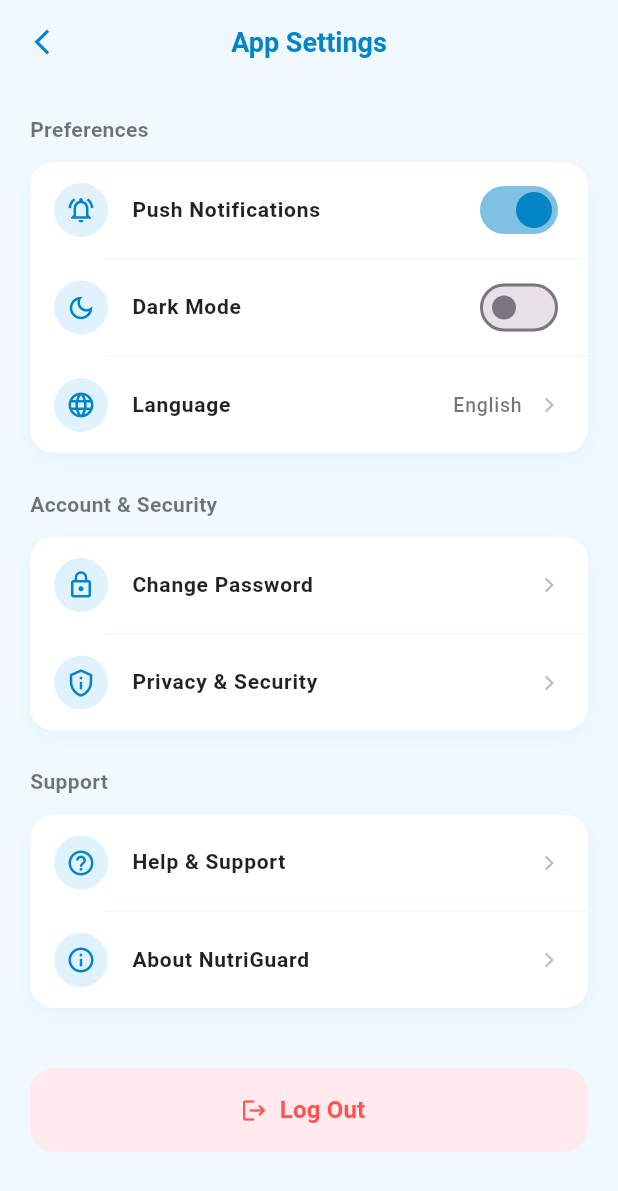
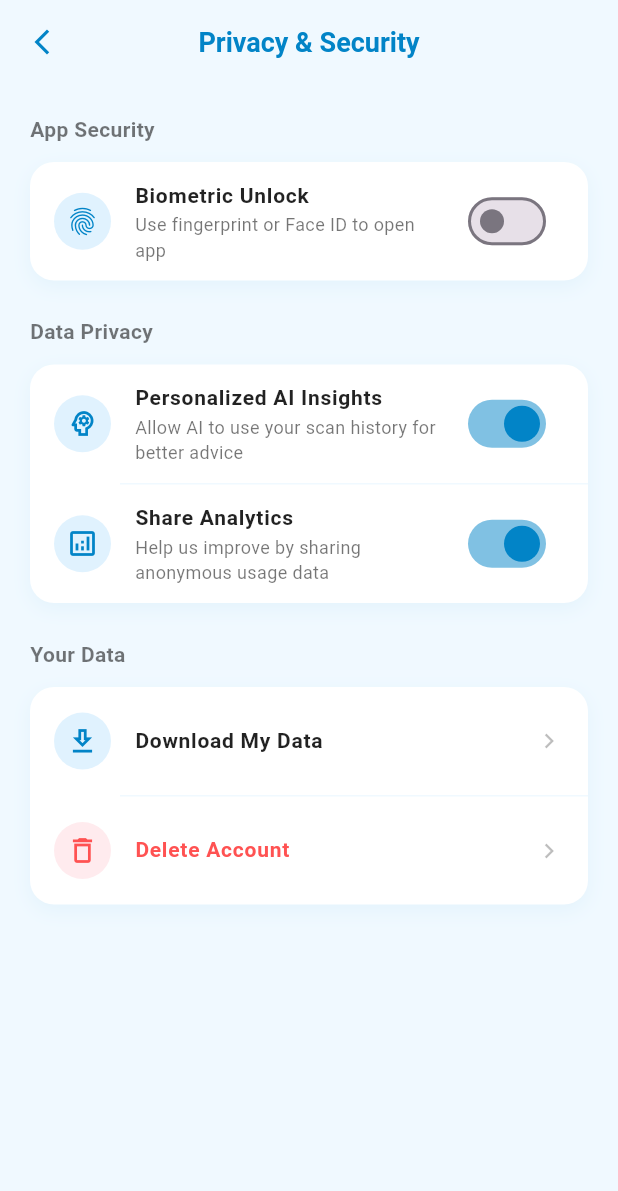
Before and after one commit to aswin7731/NutriGuard_App, a Flutter app: the AppSettingsScreen screen opened directly, after a tap on "Privacy & Security", on a phone screen of 412 x 824 dp. Shown: the top 1191 px of the screen. Run offline on Flutter 3.47's test engine with Material 3 defaults, Android fonts, the phone set to English and light mode, and no system bars; our stand-ins replace dio.

Commit message:
3rd  commit

```diff
--- a/lib/appsettings.dart
+++ b/lib/appsettings.dart
@@ -1,5 +1,7 @@
 import 'package:flutter/material.dart';
+import 'package:nutriguardapp/changepassword.dart';
 import 'package:nutriguardapp/login_page.dart';
+import 'package:nutriguardapp/privacy_security_screen.dart';
 
 class AppSettingsScreen extends StatefulWidget {
   const AppSettingsScreen({super.key});
@@ -124,9 +126,14 @@ class _AppSettingsScreenState extends State<AppSettingsScreen> {
             const Text("Account & Security", style: TextStyle(fontSize: 14, fontWeight: FontWeight.bold, color: Colors.black54)),
             const SizedBox(height: 12),
             _buildSettingsCard([
-              _buildNavTile(icon: Icons.lock_outline, title: "Change Password", onTap: () {}),
+              _buildNavTile(icon: Icons.lock_outline, title: "Change Password", onTap: () {
+                Navigator.push(context, MaterialPageRoute(builder: (context) => ChangePasswordScreen()));
+              }),
               const Divider(height: 1, indent: 50, color: Color(0xFFF0F9FF)),
-              _buildNavTile(icon: Icons.privacy_tip_outlined, title: "Privacy & Security", onTap: () {}),
+              _buildNavTile(icon: Icons.privacy_tip_outlined, title: "Privacy & Security", onTap: () {
+                Navigator.push(context, MaterialPageRoute(builder: (context) => PrivacySecurityScreen()));
+
+              }),
             ]),
 
             const SizedBox(height: 24),
--- /dev/null
+++ b/lib/privacy_security_screen.dart
@@ -0,0 +1,225 @@
+import 'package:flutter/material.dart';
+
+class PrivacySecurityScreen extends StatefulWidget {
+  const PrivacySecurityScreen({super.key});
+
+  @override
+  State<PrivacySecurityScreen> createState() => _PrivacySecurityScreenState();
+}
+
+class _PrivacySecurityScreenState extends State<PrivacySecurityScreen> {
+  // Toggle states
+  bool _biometricUnlock = false;
+  bool _shareAnalytics = true;
+  bool _personalizedAi = true;
+
+  @override
+  Widget build(BuildContext context) {
+    // If you have fully implemented the ThemeProvider from the last step,
+    // you can replace these with: final theme = Provider.of<ThemeProvider>(context);
+    const primarySkyBlue = Color(0xFF0284C7);
+    const appBackgroundSky = Color(0xFFF0F9FF);
+    const cardAccentSky = Color(0xFFE0F2FE);
+
+    return Scaffold(
+      backgroundColor: appBackgroundSky,
+      appBar: AppBar(
+        backgroundColor: Colors.transparent,
+        elevation: 0,
+        leading: IconButton(
+          icon: const Icon(Icons.arrow_back_ios_new, color: primarySkyBlue, size: 20),
+          onPressed: () => Navigator.pop(context),
+        ),
+        title: const Text(
+          'Privacy & Security',
+          style: TextStyle(color: primarySkyBlue, fontWeight: FontWeight.bold, fontSize: 18),
+        ),
+        centerTitle: true,
+      ),
+      body: SafeArea(
+        child: ListView(
+          padding: const EdgeInsets.all(20),
+          children: [
+            // Security Section
+            const Text("App Security", style: TextStyle(fontSize: 14, fontWeight: FontWeight.bold, color: Colors.black54)),
+            const SizedBox(height: 12),
+            _buildSettingsCard(
+              children: [
+                _buildSwitchTile(
+                  icon: Icons.fingerprint,
+                  title: "Biometric Unlock",
+                  subtitle: "Use fingerprint or Face ID to open app",
+                  value: _biometricUnlock,
+                  activeColor: primarySkyBlue,
+                  accentColor: cardAccentSky,
+                  onChanged: (val) => setState(() => _biometricUnlock = val),
+                ),
+              ],
+              shadowColor: primarySkyBlue,
+            ),
+
+            const SizedBox(height: 24),
+
+            // Data Privacy Section
+            const Text("Data Privacy", style: TextStyle(fontSize: 14, fontWeight: FontWeight.bold, color: Colors.black54)),
+            const SizedBox(height: 12),
+            _buildSettingsCard(
+              children: [
+                _buildSwitchTile(
+                  icon: Icons.psychology_outlined,
+                  title: "Personalized AI Insights",
+                  subtitle: "Allow AI to use your scan history for better advice",
+                  value: _personalizedAi,
+                  activeColor: primarySkyBlue,
+                  accentColor: cardAccentSky,
+                  onChanged: (val) => setState(() => _personalizedAi = val),
+                ),
+                const Divider(height: 1, indent: 60, color: Color(0xFFF0F9FF)),
+                _buildSwitchTile(
+                  icon: Icons.analytics_outlined,
+                  title: "Share Analytics",
+                  subtitle: "Help us improve by sharing anonymous usage data",
+                  value: _shareAnalytics,
+                  activeColor: primarySkyBlue,
+                  accentColor: cardAccentSky,
+                  onChanged: (val) => setState(() => _shareAnalytics = val),
+                ),
+              ],
+              shadowColor: primarySkyBlue,
+            ),
+
+            const SizedBox(height: 24),
+
+            // Account Data Management Section
+            const Text("Your Data", style: TextStyle(fontSize: 14, fontWeight: FontWeight.bold, color: Colors.black54)),
+            const SizedBox(height: 12),
+            _buildSettingsCard(
+              children: [
+                _buildNavTile(
+                  icon: Icons.download_outlined,
+                  title: "Download My Data",
+                  iconColor: primarySkyBlue,
+                  accentColor: cardAccentSky,
+                  onTap: () {
+                    ScaffoldMessenger.of(context).showSnackBar(
+                      const SnackBar(content: Text('Preparing your data... A download link will be emailed to you.')),
+                    );
+                  },
+                ),
+                const Divider(height: 1, indent: 60, color: Color(0xFFF0F9FF)),
+                _buildNavTile(
+                  icon: Icons.delete_outline,
+                  title: "Delete Account",
+                  iconColor: Colors.redAccent,
+                  accentColor: Colors.red.shade50,
+                  textColor: Colors.redAccent,
+                  onTap: () => _showDeleteConfirmation(context),
+                ),
+              ],
+              shadowColor: primarySkyBlue,
+            ),
+          ],
+        ),
+      ),
+    );
+  }
+
+  // UI Helper for Cards
+  Widget _buildSettingsCard({required List<Widget> children, required Color shadowColor}) {
+    return Container(
+      decoration: BoxDecoration(
+        color: Colors.white,
+        borderRadius: BorderRadius.circular(16),
+        boxShadow: [BoxShadow(color: shadowColor.withOpacity(0.05), blurRadius: 10, offset: const Offset(0, 4))],
+      ),
+      child: Column(children: children),
+    );
+  }
+
+  // UI Helper for Toggles
+  Widget _buildSwitchTile({
+    required IconData icon,
+    required String title,
+    required String subtitle,
+    required bool value,
+    required Color activeColor,
+    required Color accentColor,
+    required Function(bool) onChanged
+  }) {
+    return Padding(
+      padding: const EdgeInsets.symmetric(vertical: 4),
+      child: ListTile(
+        leading: Container(
+          padding: const EdgeInsets.all(8),
+          decoration: BoxDecoration(color: accentColor, shape: BoxShape.circle),
+          child: Icon(icon, color: activeColor, size: 22),
+        ),
+        title: Text(title, style: const TextStyle(fontSize: 14, fontWeight: FontWeight.w600, color: Colors.black87)),
+        subtitle: Text(subtitle, style: const TextStyle(fontSize: 12, color: Colors.black54)),
+        trailing: Switch(
+          value: value,
+          onChanged: onChanged,
+          activeColor: activeColor,
+        ),
+      ),
+    );
+  }
+
+  // UI Helper for Navigation/Action Rows
+  Widget _buildNavTile({
+    required IconData icon,
+    required String title,
+    required Color iconColor,
+    required Color accentColor,
+    Color textColor = Colors.black87,
+    required VoidCallback onTap
+  }) {
+    return ListTile(
+      onTap: onTap,
+      contentPadding: const EdgeInsets.symmetric(horizontal: 16, vertical: 8),
+      leading: Container(
+        padding: const EdgeInsets.all(8),
+        decoration: BoxDecoration(color: accentColor, shape: BoxShape.circle),
+        child: Icon(icon, color: iconColor, size: 22),
+      ),
+      title: Text(title, style: TextStyle(fontSize: 14, fontWeight: FontWeight.w600, color: textColor)),
+      trailing: const Icon(Icons.chevron_right, color: Colors.black26, size: 20),
+    );
+  }
+
+  // Delete Account Confirmation Dialog
+  void _showDeleteConfirmation(BuildContext context) {
+    showDialog(
+      context: context,
+      builder: (BuildContext context) {
+        return AlertDialog(
+          shape: RoundedRectangleBorder(borderRadius: BorderRadius.circular(20)),
+          title: const Text("Delete Account?", style: TextStyle(fontWeight: FontWeight.bold, color: Colors.redAccent)),
+          content: const Text(
+            "This action is permanent and cannot be undone. All your health profiles, family data, and scan history will be erased.",
+            style: TextStyle(fontSize: 14, color: Colors.black87, height: 1.4),
+          ),
+          actions: [
+            TextButton(
+              onPressed: () => Navigator.pop(context),
+              child: const Text("Cancel", style: TextStyle(color: Colors.grey, fontWeight: FontWeight.bold)),
+            ),
+            ElevatedButton(
+              style: ElevatedButton.styleFrom(
+                backgroundColor: Colors.redAccent,
+                shape: RoundedRectangleBorder(borderRadius: BorderRadius.circular(10)),
+              ),
+              onPressed: () {
+                Navigator.pop(context); // Close dialog
+                ScaffoldMessenger.of(context).showSnackBar(
+                  const SnackBar(content: Text('Account deletion requested.')),
+                );
+              },
+              child: const Text("Delete", style: TextStyle(color: Colors.white, fontWeight: FontWeight.bold)),
+            ),
+          ],
+        );
+      },
+    );
+  }
+}
```
Also changed, not shown: lib/changepassword.dart (added, +198 -0 lines).
